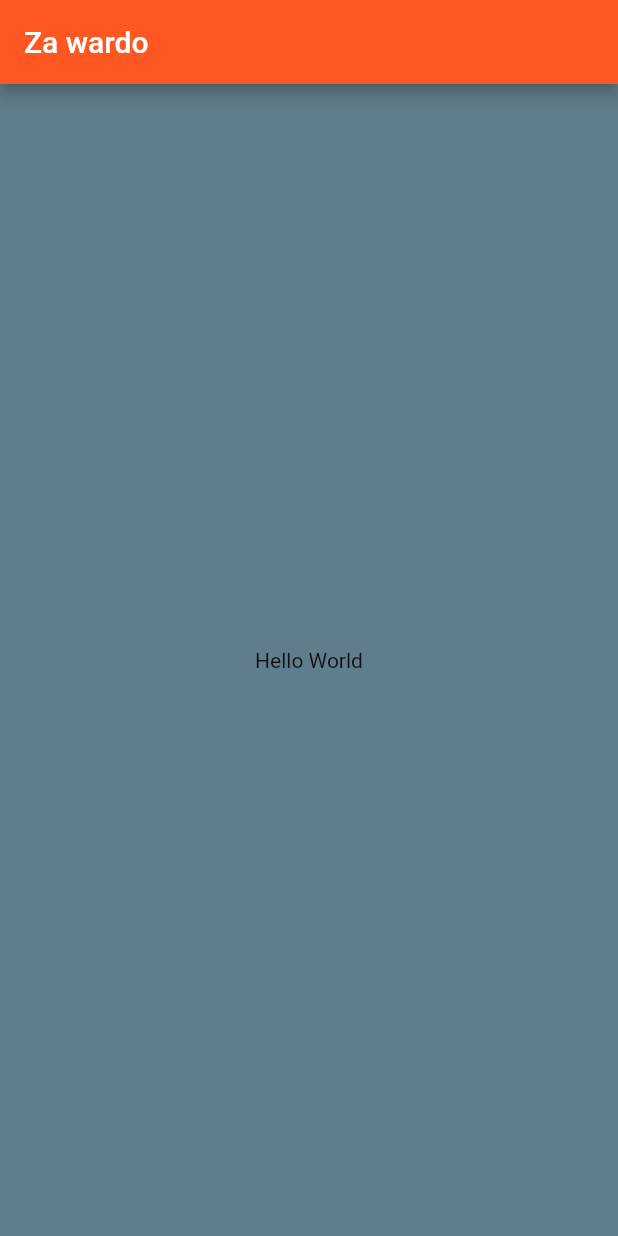
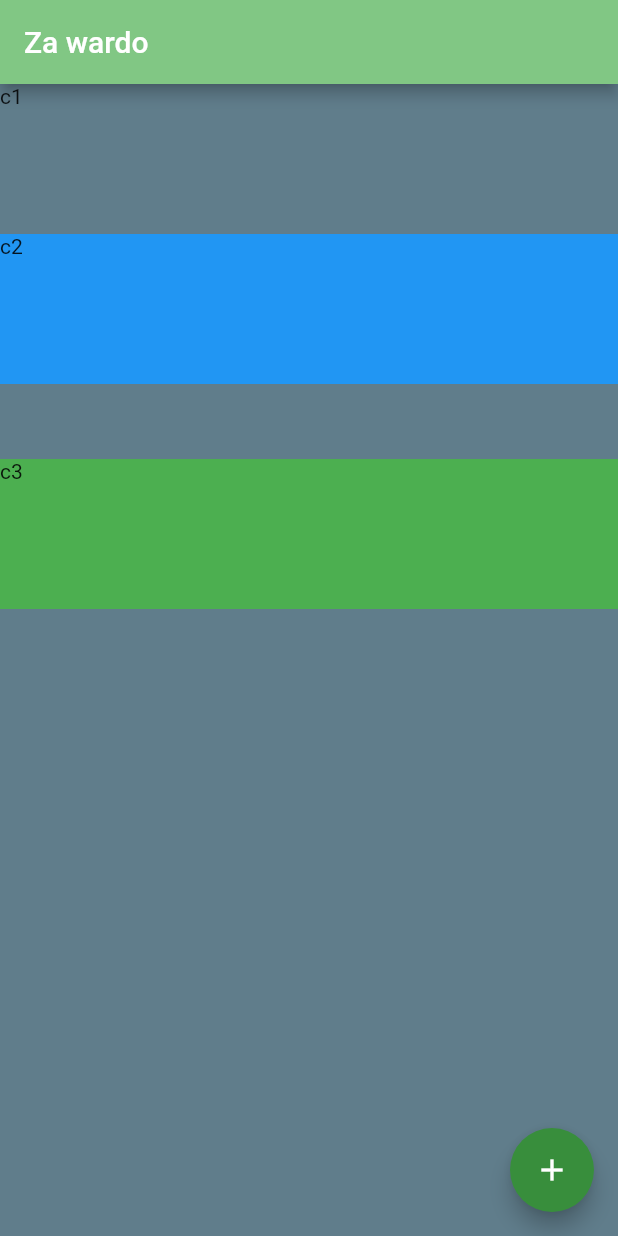
Before and after one commit to Chu-4hun/Flatter_app, a Flutter app: the screen it shows after launch, on a phone screen of 412 x 824 dp. Run offline on Flutter 3.47's test engine with Material 2 defaults, Android fonts, the phone set to English and light mode, and no system bars.

Commit message:
Add icons

```diff
--- a/lib/main.dart
+++ b/lib/main.dart
@@ -6,14 +6,53 @@ class MyApp extends StatelessWidget {
   @override
   Widget build(BuildContext context) {
     return MaterialApp(
-      theme: ThemeData(primarySwatch: Colors.deepOrange),
+      //theme: ThemeData(primarySwatch: Colors.deepOrange),
       home: Scaffold(
-        backgroundColor: Colors.blueGrey,
-        appBar: AppBar(title: Text('Za wardo')),
-        body: const Center(
-          child: Text('Hello World'),
-        ),
-      ),
+          backgroundColor: Colors.blueGrey,
+          appBar: AppBar(
+            title: Text('Za wardo'),
+            backgroundColor: Colors.green[300],
+          ),
+          body: SafeArea(
+            child: Column(
+              // mainAxisSize: MainAxisSize.min,
+              // verticalDirection: VerticalDirection.up,
+              // mainAxisAlignment: MainAxisAlignment.spaceEvenly,
+              // crossAxisAlignment: CrossAxisAlignment.start,
+              crossAxisAlignment: CrossAxisAlignment.stretch,
+              children: <Widget>[
+                Container(
+                  height: 100.0,
+                  width: 100.0,
+                  child: Text('c1'),
+                ),
+                Container(
+                  width: 100.0,
+                  height: 100,
+                  color: Colors.blue,
+                  child: Text('c2'),
+                ),
+                SizedBox(height: 50),
+                Container(
+                  width: 100.0,
+                  height: 100,
+                  color: Colors.green,
+                  child: Text('c3'),
+                ),
+              ],
+            ),
+          ),
+
+          // body: const Center(
+          //   child: Image(
+          //     image: AssetImage('images/koboyashi.jpg'),
+          //   ),
+          // ),
+          floatingActionButton: FloatingActionButton(
+            backgroundColor: Colors.green[700],
+            child: Icon(Icons.add),
+            onPressed: null,
+          )),
     );
   }
 }
--- a/pubspec.yaml
+++ b/pubspec.yaml
@@ -58,9 +58,8 @@ flutter:
   uses-material-design: true
 
   # To add assets to your application, add an assets section, like this:
-  # assets:
-  #   - images/a_dot_burr.jpeg
-  #   - images/a_dot_ham.jpeg
+  assets:
+    - images/
 
   # An image asset can refer to one or more resolution-specific "variants", see
   # https://flutter.dev/assets-and-images/#resolution-aware.
```
Also changed, not shown: 6 other files.
